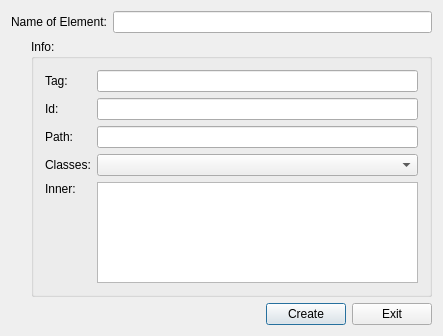
First picture: the form in Interface/addpageelement.ui, repository TimeToStop/QtBrowser, before the edit.
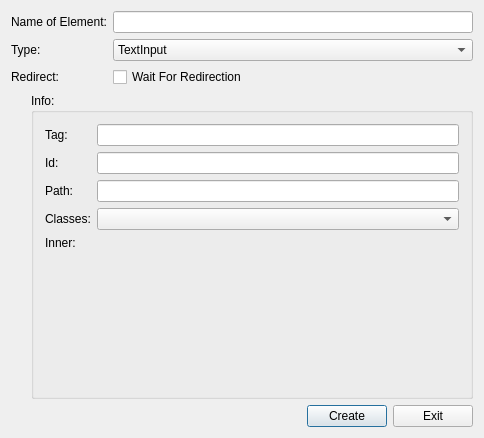
Second picture: the form after the edit. Custom widgets are drawn as their Qt base class.

Commit message: Different element type generate

What changed in the file:
```diff
--- a/Interface/addpageelement.ui
+++ b/Interface/addpageelement.ui
@@ -6,8 +6,8 @@
    <rect>
     <x>0</x>
     <y>0</y>
-    <width>443</width>
-    <height>336</height>
+    <width>484</width>
+    <height>438</height>
    </rect>
   </property>
   <property name="windowTitle">
@@ -17,20 +17,56 @@
    <item>
     <layout class="QVBoxLayout" name="verticalLayout">
      <item>
-      <layout class="QVBoxLayout" name="verticalLayout_2">
-       <item>
-        <layout class="QHBoxLayout" name="horizontalLayout_4">
+      <layout class="QGridLayout" name="gridLayout">
+       <item row="1" column="1">
+        <widget class="QComboBox" name="type">
          <item>
-          <widget class="QLabel" name="label">
-           <property name="text">
-            <string>Name of Element:</string>
-           </property>
-          </widget>
+          <property name="text">
+           <string>TextInput</string>
+          </property>
          </item>
          <item>
-          <widget class="QLineEdit" name="name"/>
+          <property name="text">
+           <string>Readable</string>
+          </property>
          </item>
-        </layout>
+         <item>
+          <property name="text">
+           <string>Clickable</string>
+          </property>
+         </item>
+        </widget>
+       </item>
+       <item row="1" column="0">
+        <widget class="QLabel" name="label_6">
+         <property name="text">
+          <string>Type:</string>
+         </property>
+        </widget>
+       </item>
+       <item row="0" column="1">
+        <widget class="QLineEdit" name="name"/>
+       </item>
+       <item row="0" column="0">
+        <widget class="QLabel" name="label">
+         <property name="text">
+          <string>Name of Element:</string>
+         </property>
+        </widget>
+       </item>
+       <item row="2" column="0">
+        <widget class="QLabel" name="label_7">
+         <property name="text">
+          <string>Redirect:</string>
+         </property>
+        </widget>
+       </item>
+       <item row="2" column="1">
+        <widget class="QCheckBox" name="redirect">
+         <property name="text">
+          <string>Wait For Redirection</string>
+         </property>
+        </widget>
        </item>
       </layout>
      </item>
@@ -152,7 +188,7 @@
              </widget>
             </item>
             <item row="5" column="1">
-             <widget class="QTextBrowser" name="inner"/>
+             <widget class="Console" name="inner" native="true"/>
             </item>
            </layout>
           </item>
@@ -197,6 +233,14 @@
   </layout>
  </widget>
  <layoutdefault spacing="6" margin="11"/>
+ <customwidgets>
+  <customwidget>
+   <class>Console</class>
+   <extends>QWidget</extends>
+   <header>console.h</header>
+   <container>1</container>
+  </customwidget>
+ </customwidgets>
  <resources/>
  <connections/>
 </ui>
```
The commit also changes 9 other files.
